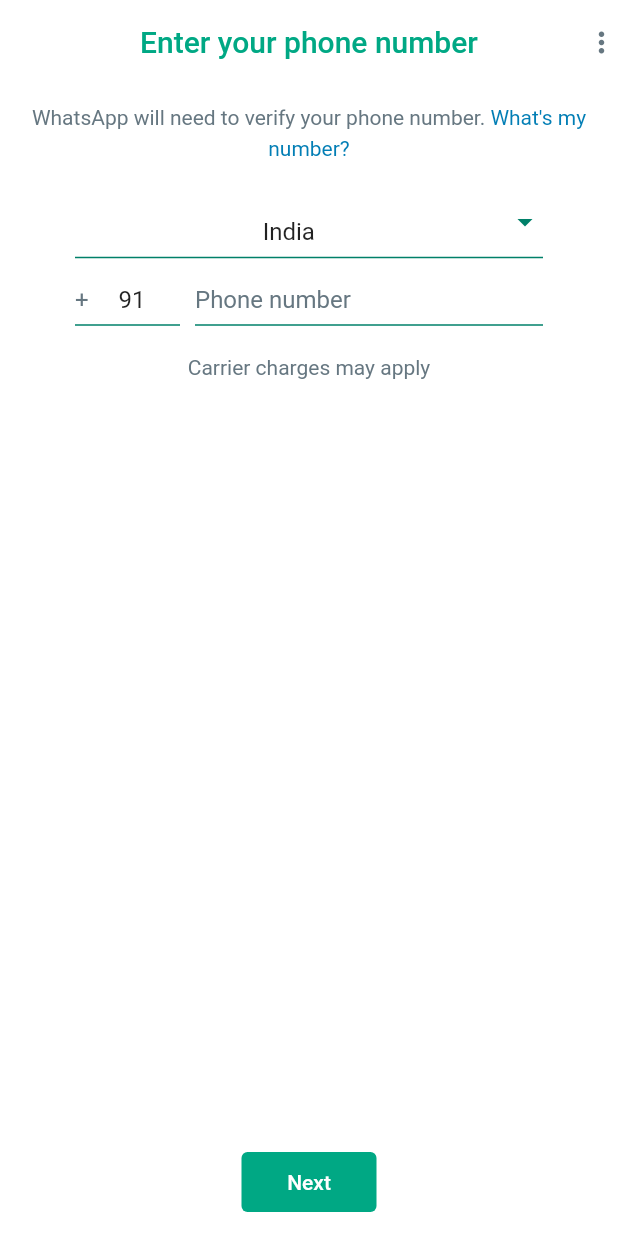
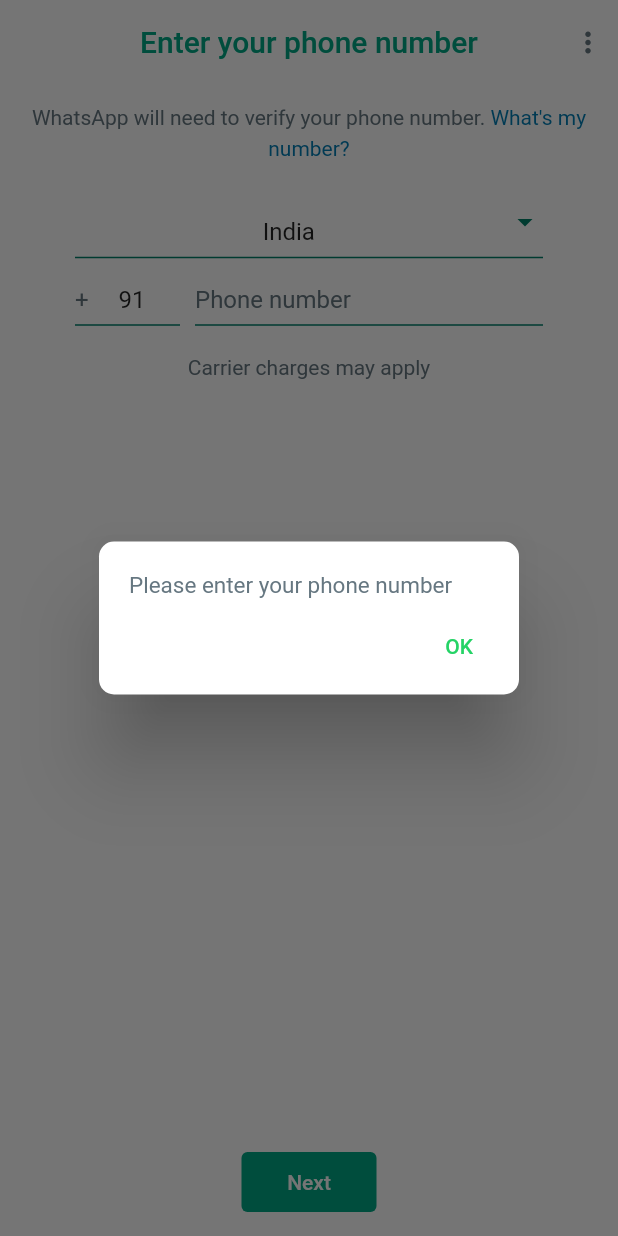
Before and after one commit to gitcoder-23/flutter_whatsapp_fb, a Flutter app: the screen it shows after launch, after a tap on "Next", on a phone screen of 412 x 824 dp. Run offline on Flutter 3.47's test engine with Material 2 defaults, Android fonts, the phone set to English and light mode, and no system bars; our stand-ins replace country_picker.

Commit message:
login page ready

```diff
--- a/Help.txt
+++ b/Help.txt
@@ -20,7 +20,7 @@
 https://youtube.com/playlist?list=PLKVW6d8dj19TgglsvNcWq0OzKXUMZtUqL
 
 
-Part- 3
+Part- 4 (12: 03)
 
 
 
@@ -187,3 +187,7 @@
 
 // For firebase development site
 https://firebase.flutter.dev/docs/overview
+
+
+// Country Code list
+https://www.nationsonline.org/oneworld/country_code_list.htm
--- a/lib/common/theme/dark_theme.dart
+++ b/lib/common/theme/dark_theme.dart
@@ -34,5 +34,11 @@
         ),
       ),
     ),
+    dialogBackgroundColor: greyBackground,
+    dialogTheme: DialogTheme(
+      shape: RoundedRectangleBorder(
+        borderRadius: BorderRadius.circular(10),
+      ),
+    ),
   );
 }
--- a/lib/common/theme/light_theme.dart
+++ b/lib/common/theme/light_theme.dart
@@ -36,5 +36,11 @@
         ),
       ),
     ),
+    dialogBackgroundColor: mainBackgroundLight,
+    dialogTheme: DialogTheme(
+      shape: RoundedRectangleBorder(
+        borderRadius: BorderRadius.circular(10),
+      ),
+    ),
   );
 }
--- a/lib/pages/auth/login_page.dart
+++ b/lib/pages/auth/login_page.dart
@@ -1,8 +1,11 @@
+import 'package:country_picker/country_picker.dart';
 import 'package:flutter/material.dart';
 import 'package:flutter_whatsapp_fb/common/extension/custom_theme_extension.dart';
 import 'package:flutter_whatsapp_fb/components/constants/colors.dart';
 import 'package:flutter_whatsapp_fb/widgets/custom_elevated_button.dart';
+import 'package:flutter_whatsapp_fb/widgets/custom_icon_button.dart';
 import 'package:flutter_whatsapp_fb/widgets/custom_text_field.dart';
+import 'package:flutter_whatsapp_fb/widgets/show_alert_dialog.dart';
 
 class LoginPage extends StatefulWidget {
   const LoginPage({super.key});
@@ -15,6 +18,69 @@
   late TextEditingController countryNameController;
   late TextEditingController countryCodeController;
   late TextEditingController phoneNumberController;
+
+  showCountryCodePicker() {
+    showCountryPicker(
+      context: context,
+      showPhoneCode: true,
+      favorite: ['IN'],
+      countryListTheme: CountryListThemeData(
+        bottomSheetHeight: 600,
+        flagSize: 22,
+        // ignore: deprecated_member_use
+        backgroundColor: Theme.of(context).backgroundColor,
+
+        borderRadius: BorderRadius.circular(20),
+        textStyle: TextStyle(color: context.theme.greyColor),
+
+        inputDecoration: InputDecoration(
+          labelStyle: TextStyle(color: context.theme.greyColor),
+          prefixIcon: Icon(
+            Icons.language,
+            color: greenDark,
+          ),
+          hintText: 'Search country by code or name',
+          enabledBorder: UnderlineInputBorder(
+            borderSide: BorderSide(
+              color: context.theme.greyColor!.withOpacity(.2),
+            ),
+          ),
+          focusedBorder: UnderlineInputBorder(
+            borderSide: BorderSide(
+              color: greenDark,
+            ),
+          ),
+        ),
+      ),
+      onSelect: (country) {
+        countryNameController.text = country.name;
+        countryCodeController.text = country.phoneCode;
+      },
+    );
+  }
+
+  onIconBtnTap() {}
+
+  sendCodeToPhone() {
+    final phoneNumber = phoneNumberController.text;
+    final countryName = countryNameController.text;
+    final countryCode = countryCodeController.text;
+
+    if (phoneNumber.isEmpty) {
+      return ShowAlertDialog(
+          context: context, message: "Please enter your phone number");
+    } else if (phoneNumber.length < 9) {
+      return ShowAlertDialog(
+          context: context,
+          message:
+              "The phone number you entered is too short for the cuntry: $countryName. \n\nInclude your area code if you haven't");
+    } else if (phoneNumber.length > 10) {
+      return ShowAlertDialog(
+          context: context,
+          message:
+              "The phone number you entered is too long for the country: $countryName");
+    }
+  }
 
   @override
   void initState() {
@@ -46,17 +112,9 @@
         ),
         centerTitle: true,
         actions: [
-          IconButton(
-            onPressed: () {},
-            splashColor: kTransparent,
-            splashRadius: 22,
-            iconSize: 22,
-            padding: EdgeInsets.zero,
-            constraints: const BoxConstraints(maxWidth: 40),
-            icon: Icon(
-              Icons.more_vert,
-              color: context.theme.greyColor,
-            ),
+          CustomIconButton(
+            icon: Icons.more_vert,
+            onIconBtnTap: onIconBtnTap,
           ),
         ],
       ),
@@ -92,7 +150,7 @@
           Padding(
             padding: const EdgeInsets.symmetric(horizontal: 50),
             child: CustomTextField(
-              onTap: () {},
+              onTap: showCountryCodePicker,
               controller: countryNameController,
               readOnly: true,
               suffixIcon: Icon(
@@ -109,7 +167,7 @@
                 SizedBox(
                   width: 70,
                   child: CustomTextField(
-                    onTap: () {},
+                    onTap: showCountryCodePicker,
                     controller: countryCodeController,
                     prefixText: '+',
                     readOnly: true,
@@ -142,7 +200,7 @@
         btnHeight: 40,
         btnWidth: 90,
         btnName: 'Next',
-        onBtnPressed: () {},
+        onBtnPressed: sendCodeToPhone,
       ),
     );
   }
--- /dev/null
+++ b/lib/widgets/custom_icon_button.dart
@@ -0,0 +1,40 @@
+import 'package:flutter/material.dart';
+import 'package:flutter_whatsapp_fb/components/constants/colors.dart';
+import 'package:flutter_whatsapp_fb/common/extension/custom_theme_extension.dart';
+
+class CustomIconButton extends StatelessWidget {
+  final VoidCallback onIconBtnTap;
+  final IconData icon;
+  final Color? iconColor;
+  final Color? splashColor;
+  final double? iconSize;
+  final double? splashRadius;
+  final double? minWidth;
+
+  const CustomIconButton({
+    required this.onIconBtnTap,
+    required this.icon,
+    this.iconColor,
+    this.splashColor,
+    this.iconSize,
+    this.splashRadius,
+    this.minWidth,
+    super.key,
+  });
+
+  @override
+  Widget build(BuildContext context) {
+    return IconButton(
+      onPressed: onIconBtnTap,
+      splashColor: splashColor ?? kTransparent,
+      splashRadius: splashRadius ?? 22,
+      iconSize: iconSize ?? 22,
+      padding: EdgeInsets.zero,
+      constraints: BoxConstraints(minWidth: minWidth ?? 40),
+      icon: Icon(
+        icon,
+        color: iconColor ?? context.theme.greyColor,
+      ),
+    );
+  }
+}
--- /dev/null
+++ b/lib/widgets/show_alert_dialog.dart
@@ -0,0 +1,34 @@
+import 'package:flutter/material.dart';
+import 'package:flutter_whatsapp_fb/common/extension/custom_theme_extension.dart';
+
+ShowAlertDialog({
+  required BuildContext context,
+  required String message,
+  String? btnText,
+}) {
+  return showDialog(
+      context: context,
+      builder: (context) {
+        return AlertDialog(
+          content: Text(
+            message,
+            style: TextStyle(
+              color: context.theme.greyColor,
+              fontSize: 15,
+            ),
+          ),
+          contentPadding: const EdgeInsets.fromLTRB(20, 20, 20, 0),
+          actions: [
+            TextButton(
+              onPressed: () => Navigator.of(context).pop(),
+              child: Text(
+                btnText ?? "OK",
+                style: TextStyle(
+                  color: context.theme.circleImageColor,
+                ),
+              ),
+            ),
+          ],
+        );
+      });
+}
--- a/pubspec.yaml
+++ b/pubspec.yaml
@@ -35,6 +35,7 @@
   # Use with the CupertinoIcons class for iOS style icons.
   cupertino_icons: ^1.0.2
   flutter_native_splash: ^2.2.19
+  country_picker: ^2.0.20
 
 flutter_native_splash:
   color: '#FFFFFF'
```
Also changed, not shown: lib/pages/welcome_page.dart (+23 -11 lines), pubspec.lock.
